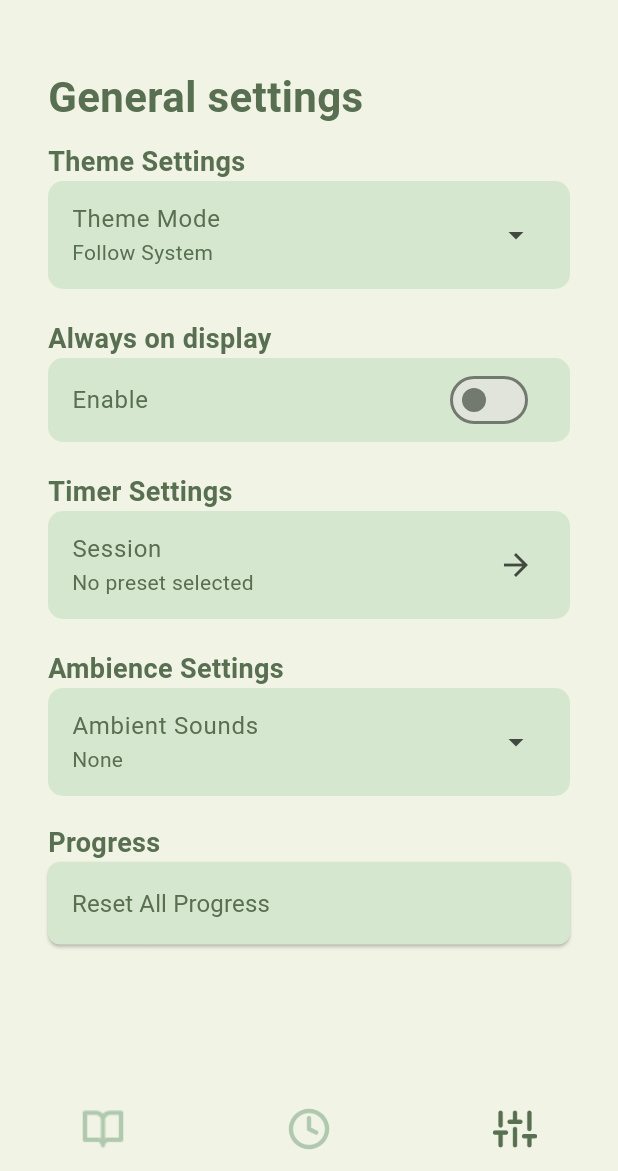
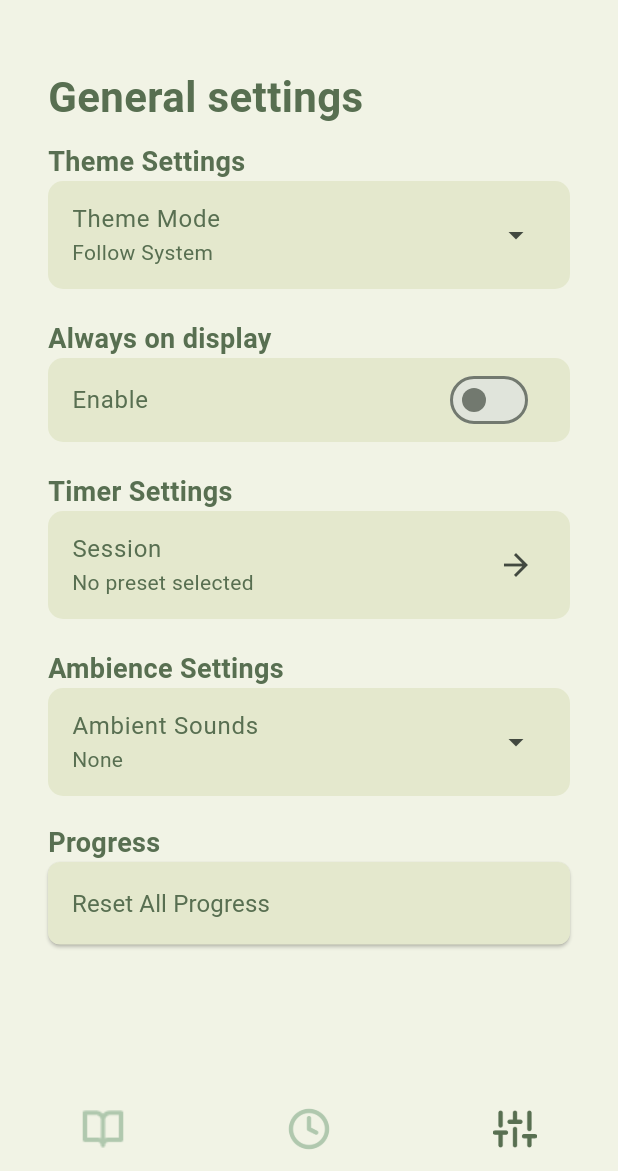
Before and after one commit to KvietelaitisMartynas/froggydoro_timer, a Flutter app: the screen it shows after launch, item 3 of the bottom bar chosen, on a phone screen of 412 x 824 dp, the part 65-1236 px from its top. Run offline on Flutter 3.47's test engine with Material 3 defaults, Android fonts, the phone set to English and light mode, and no system bars; our stand-ins replace audioplayers, flutter_local_notifications, flutter_svg, permission_handler, shared_preferences, sqflite and 2 more; missing offline and left inert: analyzer, custom_lint_builder; accounts and stored records are empty; Roboto replaces fonts that are missing (Inter).

Commit message:
Color of setting tiles

```diff
--- a/froggydoro/lib/screens/settings_screen.dart
+++ b/froggydoro/lib/screens/settings_screen.dart
@@ -174,6 +174,11 @@ class _SettingsScreenState extends State<SettingsScreen> {
     return brightness == Brightness.dark ? Color(0xFFB0C8AE) : Color(0xFF586F51);
   }
 
+  Color _getBackgroundBlockColor(BuildContext context) {
+    final brightness = Theme.of(context).brightness;
+    return brightness == Brightness.dark ? Color(0xFF3A4A38) : Color(0xFFE4E8CD);
+  }
+
   @override
   Widget build(BuildContext context) {
     return Padding(
@@ -301,7 +306,7 @@ class _SettingsScreenState extends State<SettingsScreen> {
         ),
         Container(
           decoration: BoxDecoration(
-            color: Theme.of(context).colorScheme.secondaryContainer,
+            color: _getBackgroundBlockColor(context),
             borderRadius: BorderRadius.circular(10),
           ),
           child: SwitchListTile(
@@ -411,9 +416,7 @@ class _SettingsScreenState extends State<SettingsScreen> {
               style: ElevatedButton.styleFrom(
                 padding: const EdgeInsets.symmetric(vertical: 16),
                 backgroundColor:
-                    Theme.of(context).colorScheme.secondaryContainer,
-                foregroundColor:
-                    Theme.of(context).colorScheme.onSecondaryContainer,
+                    _getBackgroundBlockColor(context),
                 shape: RoundedRectangleBorder(
                   borderRadius: BorderRadius.circular(8),
                 ),
--- a/froggydoro/lib/widgets/settings_tile.dart
+++ b/froggydoro/lib/widgets/settings_tile.dart
@@ -19,9 +19,12 @@ class SettingsTile extends StatelessWidget {
     final textColor = brightness == Brightness.dark
         ? const Color(0xFFB0C8AE)
         : const Color(0xFF586F51);
+    final backgroundBlockColor = brightness == Brightness.dark
+            ? const Color(0xFF3A4A38)
+            : const Color(0xFFE4E8CD);
     return Container(
       decoration: BoxDecoration(
-        color: Theme.of(context).colorScheme.secondaryContainer,
+        color: backgroundBlockColor,
         borderRadius: BorderRadius.circular(10),
       ),
       child: ListTile(
```
